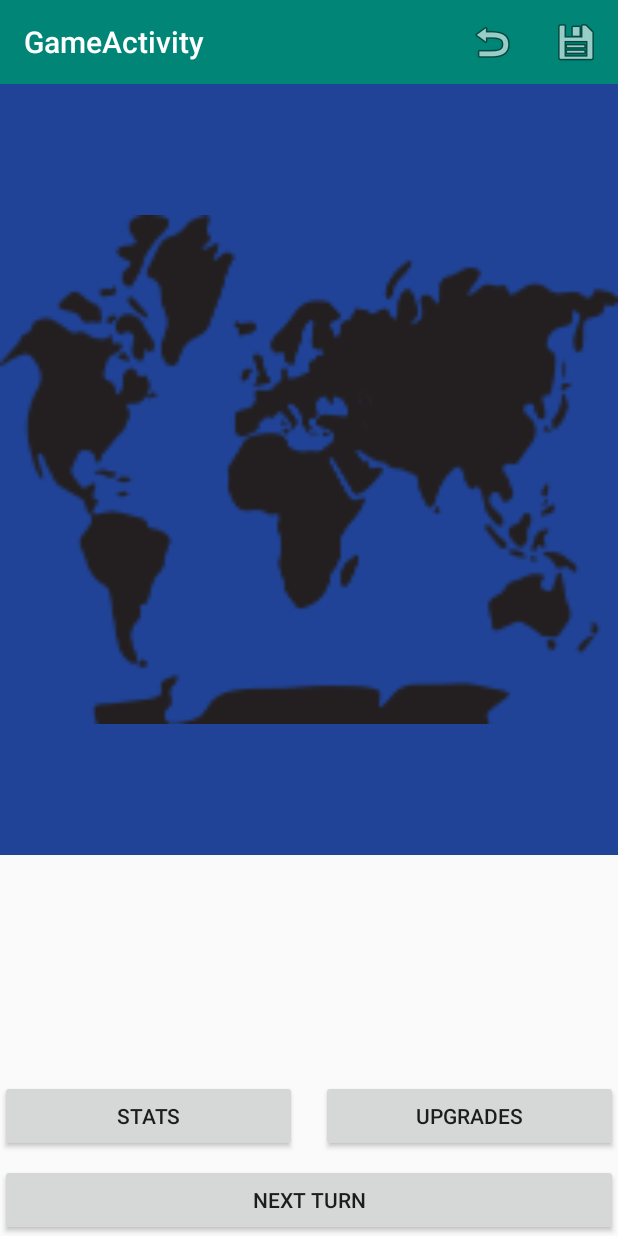
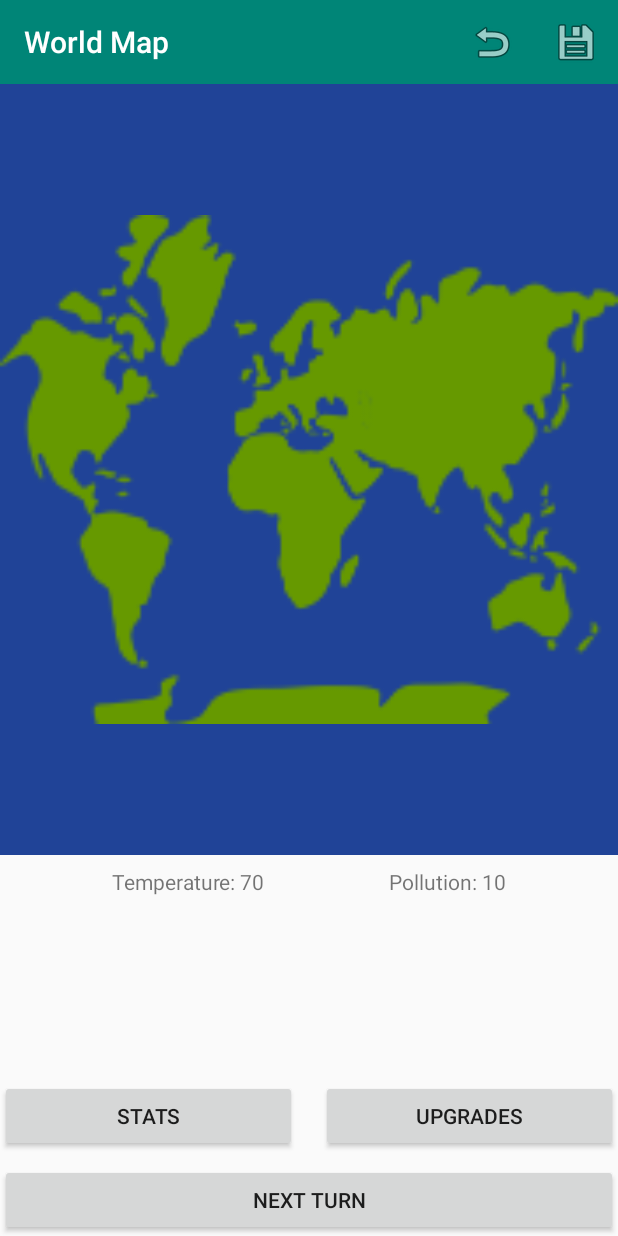
Before and after one commit to cfm155/Green-Ink, an Android app: the NewGameActivity screen opened directly, with no data from a screen before it, after a tap on "MEDIUM (BRAZIL)", on a phone screen of 412 x 824 dp. Run offline under Robolectric (Android 15) with nearby library versions, the light colour scheme and no system bars.

Commit message:
Added Map Color Changes and Pollution/Temperature Status

```diff
--- a/app/src/main/java/com/example/cartermccall/greenink/Country.java
+++ b/app/src/main/java/com/example/cartermccall/greenink/Country.java
@@ -3,7 +3,7 @@ package com.example.cartermccall.greenink;
 public class Country {
 
     private int pollution, money, income, energy;
-    private float temperature;
+    private int temperature;
 
     Country(int p, int m, int i, int e, int t){
         setPollution(p);
@@ -45,11 +45,11 @@ public class Country {
         this.energy = energy;
     }
 
-    public float getTemperature() {
+    public int getTemperature() {
         return temperature;
     }
 
-    public void setTemperature(float temperature) {
+    public void setTemperature(int temperature) {
         this.temperature = temperature;
     }
 }
--- a/app/src/main/java/com/example/cartermccall/greenink/GameActivity.java
+++ b/app/src/main/java/com/example/cartermccall/greenink/GameActivity.java
@@ -1,6 +1,7 @@
 package com.example.cartermccall.greenink;
 
 import android.content.Intent;
+import android.graphics.Color;
 import android.os.Bundle;
 import android.app.Activity;
 import android.support.v7.app.AppCompatActivity;
@@ -8,18 +9,42 @@ import android.view.Menu;
 import android.view.MenuInflater;
 import android.view.View;
 import android.widget.Button;
+import android.widget.ImageView;
+import android.widget.TextView;
 import android.widget.Toolbar;
+
+import static com.example.cartermccall.greenink.GameState.gameStart;
 
 public class GameActivity extends AppCompatActivity {
     private android.support.v7.widget.Toolbar toolbar;
-    private Button statsButton, upgradesButton;
+    private Button statsButton, upgradesButton, nextTurnButton;
+    private ImageView map;
+    public Country country;
+    private int countryID, currentTemp, currentPoll;
+    private int red, green, orange, mapColor;
+    private TextView tempView, pollutionView;
 
     @Override
     protected void onCreate(Bundle savedInstanceState) {
         super.onCreate(savedInstanceState);
         setContentView(R.layout.activity_game);
         toolbar = (android.support.v7.widget.Toolbar) findViewById(R.id.toolbar);
+        toolbar.setTitle("World Map");
         setSupportActionBar(toolbar);
+        map = (ImageView) findViewById(R.id.game_map);
+        red = getRed();
+        green = getGreen();
+        orange = getOrange();
+        countryID = getIntent().getIntExtra("countryID",2);
+        country = gameStart(countryID);
+        currentTemp = country.getTemperature();
+        currentPoll = country.getPollution();
+        tempView = (TextView) findViewById(R.id.temp_view);
+        tempView.setText("Temperature: " + currentTemp);
+        pollutionView = (TextView) findViewById(R.id.pollution_view);
+        pollutionView.setText("Pollution: " + currentPoll);
+        mapColor = findMapColor(currentTemp);
+        map.setColorFilter(mapColor);
 
         statsButton = (Button) findViewById(R.id.stats_button);
         statsButton.setOnClickListener(new View.OnClickListener() {
@@ -39,6 +64,20 @@ public class GameActivity extends AppCompatActivity {
             }
         });
 
+        nextTurnButton = (Button) findViewById(R.id.next_turn_button);
+        nextTurnButton.setOnClickListener(new View.OnClickListener() {
+            @Override
+            public void onClick(View v) {
+                GameState.advanceTurn();
+                currentTemp = country.getTemperature();
+                tempView.setText("Temperature: " + currentTemp);
+                mapColor = findMapColor(currentTemp);
+                currentPoll = country.getTemperature();
+                pollutionView.setText("Pollution: " + currentPoll);
+                map.setColorFilter(mapColor);
+            }
+        });
+
     }
 
     @Override
@@ -48,4 +87,41 @@ public class GameActivity extends AppCompatActivity {
         return true;
     }
 
+    public int getRed(){
+        return getResources().getColor(android.R.color.holo_red_dark);
+    }
+
+    public int getOrange(){
+        return getResources().getColor(android.R.color.holo_orange_dark);
+    }
+
+    public int getGreen(){
+        return getResources().getColor(android.R.color.holo_green_dark);
+    }
+
+    public int adjustAlpha(int color, float factor) {
+        int alpha = Math.round(Color.alpha(color) * factor);
+        int red = Color.red(color);
+        int green = Color.green(color);
+        int blue = Color.blue(color);
+        return Color.argb(alpha, red, green, blue);
+    }
+
+    public int findMapColor(int currentTemp){
+        if(currentTemp < 80){
+            return adjustAlpha(green,1);
+        }
+        else if(currentTemp < 85){
+            return adjustAlpha(orange, 1);
+        }
+        else if(currentTemp < 90){
+            return adjustAlpha(orange, (float).5);
+        }
+        else{
+            return adjustAlpha(red,1);
+        }
+    }
+
+
+
 }
--- a/app/src/main/java/com/example/cartermccall/greenink/GameState.java
+++ b/app/src/main/java/com/example/cartermccall/greenink/GameState.java
@@ -1,11 +1,16 @@
 package com.example.cartermccall.greenink;
 
-public class GameState {
+import android.graphics.Color;
+import android.support.v7.app.AppCompatActivity;
+import android.widget.ImageView;
+
+public class GameState extends AppCompatActivity {
 
     private static int year, month, cID;
     private static boolean game, pollutionThreshold, chickenDinner;//when game is set to false by any means,
     private static Country country;                              //the game will be over.
     private String lossCondition;
+    private ImageView map = (ImageView) findViewById(R.id.game_map);
 
     //Buildings - needs balancing and realism checks on the numbers.  More buildings  c - cost, q - quantity
     private Building windFarm = new Building(5, -2, 15, 160, 0);
@@ -14,10 +19,10 @@ public class GameState {
     private Building waterTurbine = new Building(6, -1, 35, 260, 0);
     //
 
-    public static void gameStart(int cID){
-        setMonth(0);
-        setYear(0);
-        setcID(cID);
+    public static Country gameStart(int cID){
+        month = 0;
+        year = 0;
+        cID = 0;
         game = true;
         pollutionThreshold = false;
 
@@ -27,13 +32,13 @@ public class GameState {
         switch (cID) {
             case 0://USA
                 country = new Country(10, 500, 25, 0, 70);
-                break;
+                return country;
             case 1://Brazil
                 country = new Country(20, 350, 20, 0, 80);
-                break;
-            case 2://Third world country
+                return country;
+            default://Third world country
                 country = new Country(15, 200, 15, 0, 85);
-                break;
+                return country;
         }
     }
 
--- a/app/src/main/java/com/example/cartermccall/greenink/NewGameActivity.java
+++ b/app/src/main/java/com/example/cartermccall/greenink/NewGameActivity.java
@@ -11,6 +11,7 @@ import static com.example.cartermccall.greenink.GameState.gameStart;
 public class NewGameActivity extends AppCompatActivity {
 
     private Button backButton, easyButton, mediumButton, hardButton;
+    public Country country;
     @Override
     protected void onCreate(Bundle savedInstanceState) {
         super.onCreate(savedInstanceState);
@@ -20,8 +21,8 @@ public class NewGameActivity extends AppCompatActivity {
         easyButton.setOnClickListener(new View.OnClickListener() {
             @Override
             public void onClick(View v) {
-                gameStart(0);
                 Intent intent = new Intent(v.getContext(), GameActivity.class);
+                intent.putExtra("countryID", 0);
                 startActivity(intent);
             }
         });
@@ -30,8 +31,8 @@ public class NewGameActivity extends AppCompatActivity {
         mediumButton.setOnClickListener(new View.OnClickListener() {
             @Override
             public void onClick(View v) {
-                gameStart(1);
                 Intent intent = new Intent(v.getContext(), GameActivity.class);
+                intent.putExtra("countryID", 1);
                 startActivity(intent);
             }
         });
@@ -40,8 +41,8 @@ public class NewGameActivity extends AppCompatActivity {
         hardButton.setOnClickListener(new View.OnClickListener() {
             @Override
             public void onClick(View v) {
-                gameStart(2);
                 Intent intent = new Intent(v.getContext(), GameActivity.class);
+                intent.putExtra("countryID", 2);
                 startActivity(intent);
             }
         });
--- a/app/src/main/res/layout/activity_game.xml
+++ b/app/src/main/res/layout/activity_game.xml
@@ -62,4 +62,32 @@
         app:layout_constraintBottom_toTopOf="@+id/next_turn_button"
         app:layout_constraintEnd_toEndOf="parent"
         app:layout_constraintStart_toEndOf="@+id/stats_button" />
+
+    <TextView
+        android:id="@+id/temp_view"
+        android:layout_width="wrap_content"
+        android:layout_height="wrap_content"
+        android:layout_marginStart="8dp"
+        android:layout_marginLeft="8dp"
+        android:layout_marginTop="8dp"
+        android:layout_marginEnd="8dp"
+        android:layout_marginRight="8dp"
+        android:text="TextView"
+        app:layout_constraintEnd_toStartOf="@+id/pollution_view"
+        app:layout_constraintStart_toStartOf="parent"
+        app:layout_constraintTop_toBottomOf="@+id/game_map" />
+
+    <TextView
+        android:id="@+id/pollution_view"
+        android:layout_width="wrap_content"
+        android:layout_height="wrap_content"
+        android:layout_marginStart="8dp"
+        android:layout_marginLeft="8dp"
+        android:layout_marginTop="8dp"
+        android:layout_marginEnd="8dp"
+        android:layout_marginRight="8dp"
+        android:text="TextView"
+        app:layout_constraintEnd_toEndOf="parent"
+        app:layout_constraintStart_toEndOf="@+id/temp_view"
+        app:layout_constraintTop_toBottomOf="@+id/game_map" />
 </android.support.constraint.ConstraintLayout>
```
